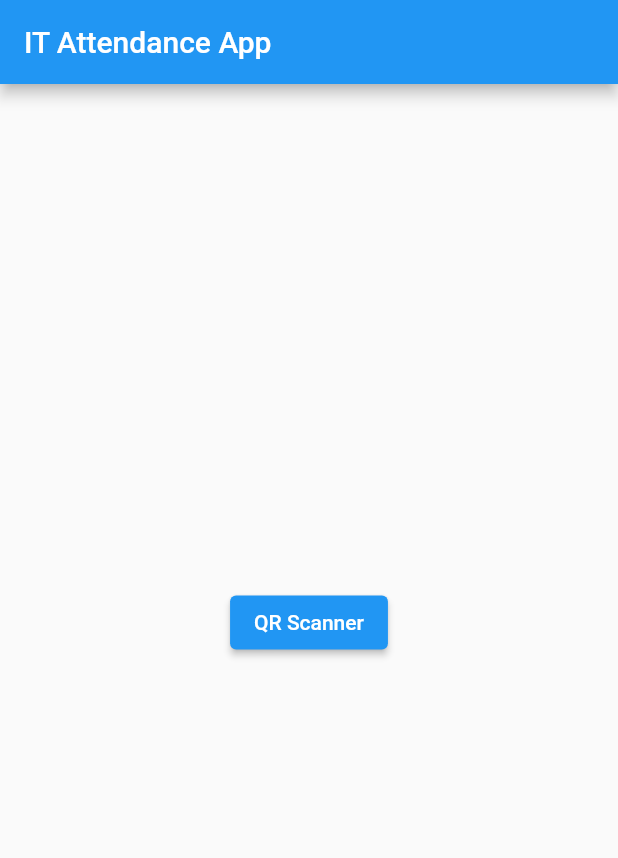
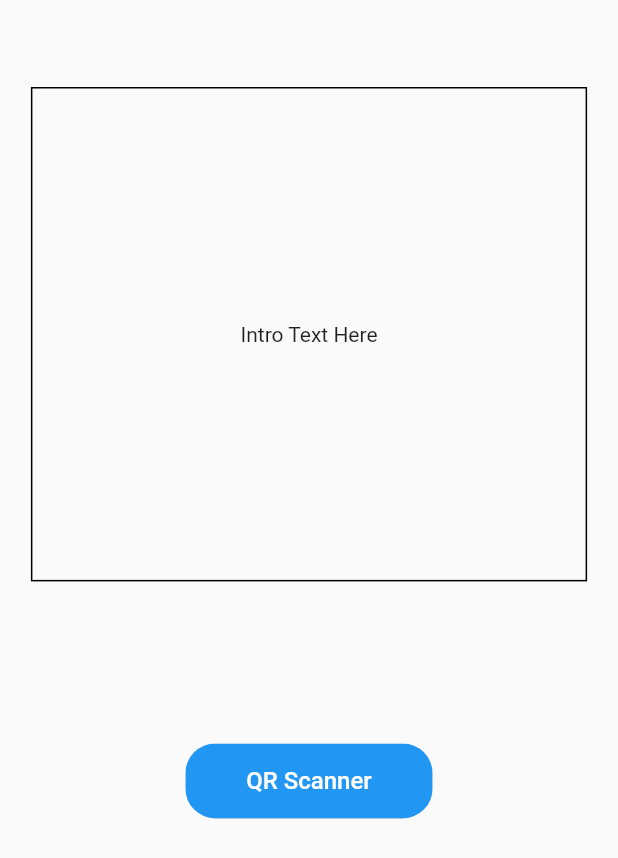
Before and after one commit to MarkRywell/qr_scanner_ITLympics, a Flutter app: the screen it shows after launch, on a phone screen of 412 x 824 dp. Shown: the top 858 px of the screen. Run offline on Flutter 3.47's test engine with Material 2 defaults, Android fonts, the phone set to English and light mode, and no system bars; our stand-ins replace animated_splash_screen, lottie, page_transition; missing offline and left inert: mobile_scanner.

Commit message:
Updated UI

```diff
--- a/lib/models/api.dart
+++ b/lib/models/api.dart
@@ -10,7 +10,6 @@ class Api {
 
   Api.privateConstructor();
   static final Api instance = Api.privateConstructor();
-
 
   //Add student to attendance
 
--- a/lib/views/homepage.dart
+++ b/lib/views/homepage.dart
@@ -14,16 +14,32 @@ class HomePage extends StatefulWidget {
 class _HomePageState extends State<HomePage> {
   @override
   Widget build(BuildContext context) {
+
+    Size size = MediaQuery.of(context).size;
+
     return Scaffold(
-        appBar: AppBar(
-          title: const Text("IT Attendance App"),
+        body: Container(
+            padding: const EdgeInsets.symmetric(vertical: 50),
+            child: Center(
+              child: Column(
+                children: [
+                  Container(
+                    width: size.width * 0.9,
+                    height: size.height * 0.4,
+                    margin: EdgeInsets.all(8),
+                    decoration: BoxDecoration(
+                      border: Border.all(color: Colors.black)
                     ),
-        body: Container(
-            padding: const EdgeInsets.all(8),
-            child: Column(
-              mainAxisAlignment: MainAxisAlignment.center,
-              children: [
-                Center(
+                    child: Center(
+                      child: Text("Intro Text Here"),
+                    ),
+                  ),
+                  SizedBox(height: 100),
+                  ClipRRect(
+                    borderRadius: BorderRadius.circular(20),
+                    child: SizedBox(
+                      height: 50,
+                      width: size.width * 0.4,
                       child: ElevatedButton(
                         onPressed: () {
                           Navigator.push(context,
@@ -31,11 +47,16 @@ class _HomePageState extends State<HomePage> {
                                   builder: (context) => const QRScanner()
                               ));
                         },
-                    child: const Text("QR Scanner"),
+                        child: const Text("QR Scanner",
+                        style: TextStyle(
+                          fontSize: 16,
+                        ),),
+                      ),
                     ),
                   ),
                   const SizedBox(height: 50),
                 ],
+              ),
             )
         )
     );
```
Lines whose indentation alone changed are shown as unchanged.
